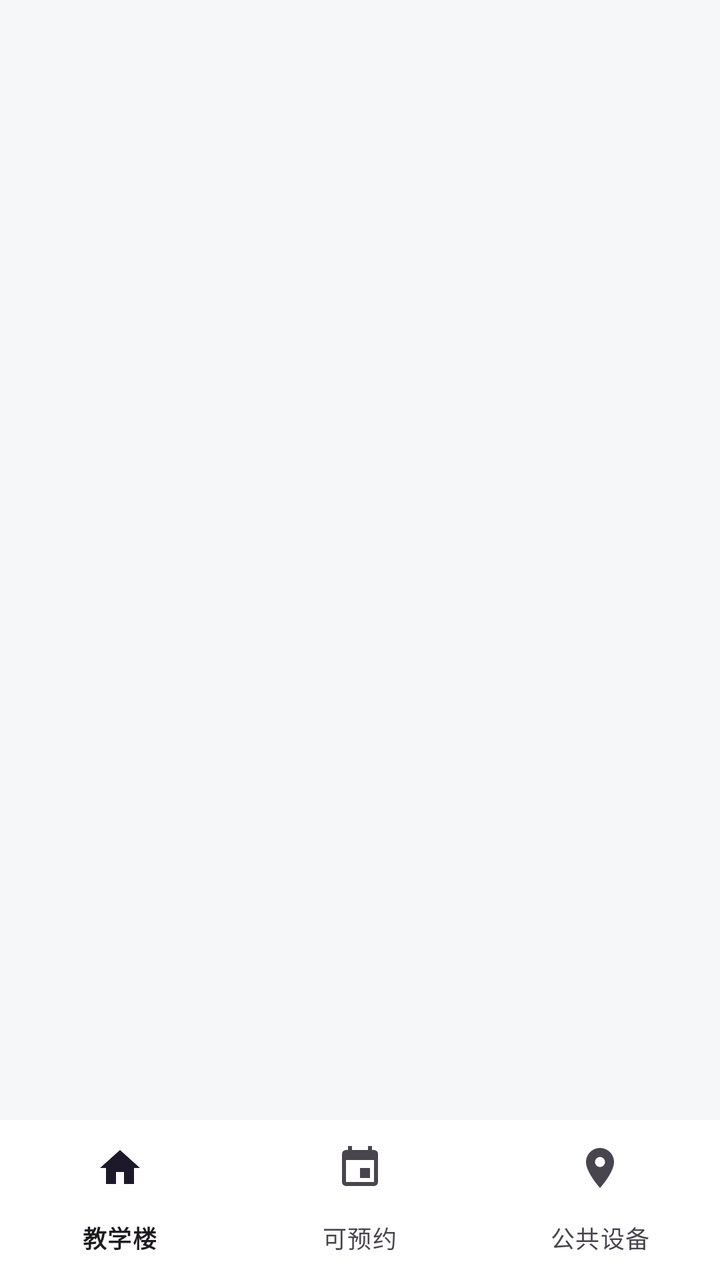
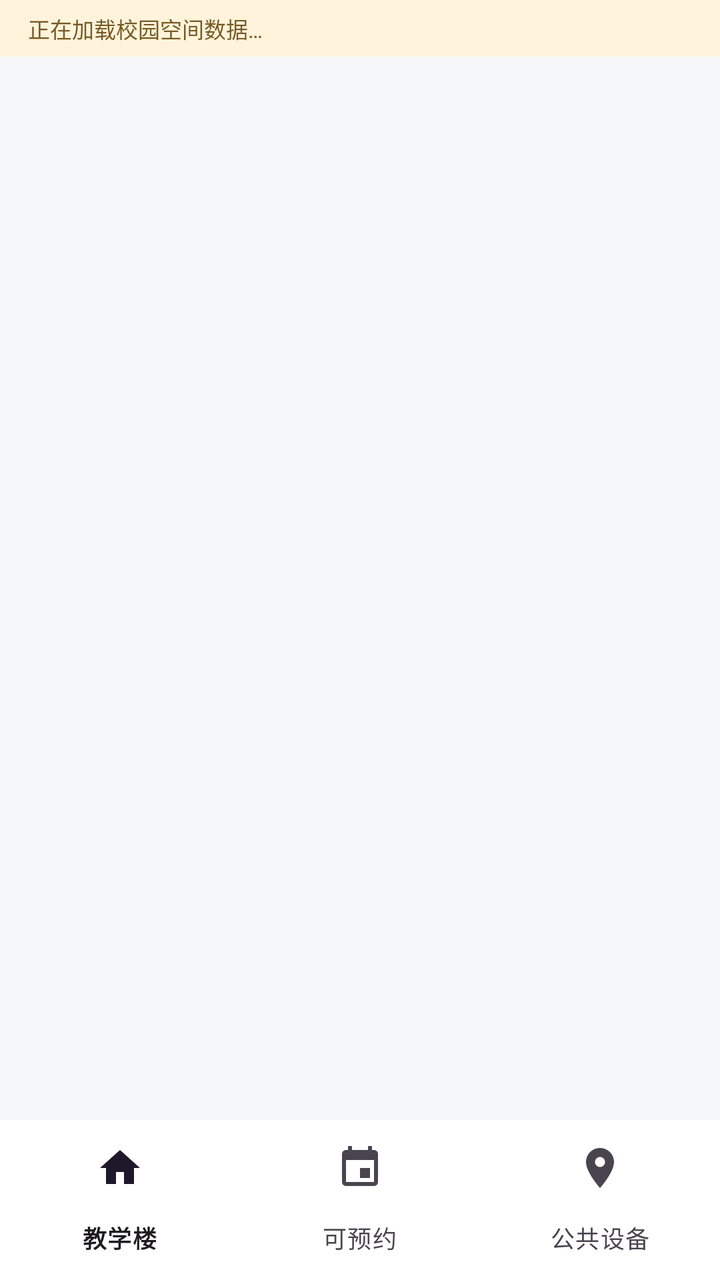

Two renders of the same Android screen: before a commit and after it. Below are the layout's source before the change and the commit's diff.
<!-- AndroidManifest.xml: application theme Theme.CampusSpace -->
<!-- res/layout/activity_main.xml -->
<?xml version="1.0" encoding="utf-8"?>
<LinearLayout xmlns:android="http://schemas.android.com/apk/res/android"
    xmlns:app="http://schemas.android.com/apk/res-auto"
    android:layout_width="match_parent"
    android:layout_height="match_parent"
    android:fitsSystemWindows="true"
    android:orientation="vertical"
    android:background="@color/page_bg">

    <FrameLayout
        android:id="@+id/container"
        android:layout_width="match_parent"
        android:layout_height="0dp"
        android:layout_weight="1" />

    <com.google.android.material.bottomnavigation.BottomNavigationView
        android:id="@+id/bottom_nav"
        android:layout_width="match_parent"
        android:layout_height="wrap_content"
        android:background="@android:color/white"
        app:labelVisibilityMode="labeled"
        app:menu="@menu/bottom_nav" />
</LinearLayout>
<!-- resources referenced by this layout -->
<resources>
  <color name="page_bg">#F6F7F9</color>
  <style name="Theme.CampusSpace" parent="Base.Theme.CampusSpace" />
  <style name="Base.Theme.CampusSpace" parent="Theme.Material3.DayNight.NoActionBar">
          <item name="colorPrimary">#2F6FED</item>
          <item name="colorOnPrimary">#FFFFFF</item>
          <item name="colorPrimaryContainer">#DCE7FF</item>
          <item name="colorOnPrimaryContainer">#0B2E6F</item>
          <item name="colorSecondary">#0E9F6E</item>
          <item name="android:statusBarColor">#2F6FED</item>
          <item name="android:windowLightStatusBar">true</item>
      </style>
</resources>

<!-- the commit's change to res/layout/activity_main.xml (unified diff, before → after) -->
@@ -6,6 +6,25 @@
     android:fitsSystemWindows="true"
     android:orientation="vertical"
     android:background="@color/page_bg">
+
+    <TextView
+        android:id="@+id/tv_data_label"
+        android:layout_width="match_parent"
+        android:layout_height="wrap_content"
+        android:background="#FFF3DB"
+        android:paddingHorizontal="14dp"
+        android:paddingVertical="6dp"
+        android:text="正在加载校园空间数据…"
+        android:textColor="#765A23"
+        android:textSize="11sp" />
+
+    <TextView
+        android:id="@+id/tv_load_state"
+        android:layout_width="match_parent"
+        android:layout_height="wrap_content"
+        android:padding="18dp"
+        android:textColor="@color/text_primary"
+        android:visibility="gone" />
 
     <FrameLayout
         android:id="@+id/container"
<!-- resource entries referenced after the edit -->
@@ -1,6 +1,7 @@
 <!-- resources referenced by this layout -->
 <resources>
   <color name="page_bg">#F6F7F9</color>
+  <color name="text_primary">#1F2430</color>
   <style name="Theme.CampusSpace" parent="Base.Theme.CampusSpace" />
   <style name="Base.Theme.CampusSpace" parent="Theme.Material3.DayNight.NoActionBar">
           <item name="colorPrimary">#2F6FED</item>
